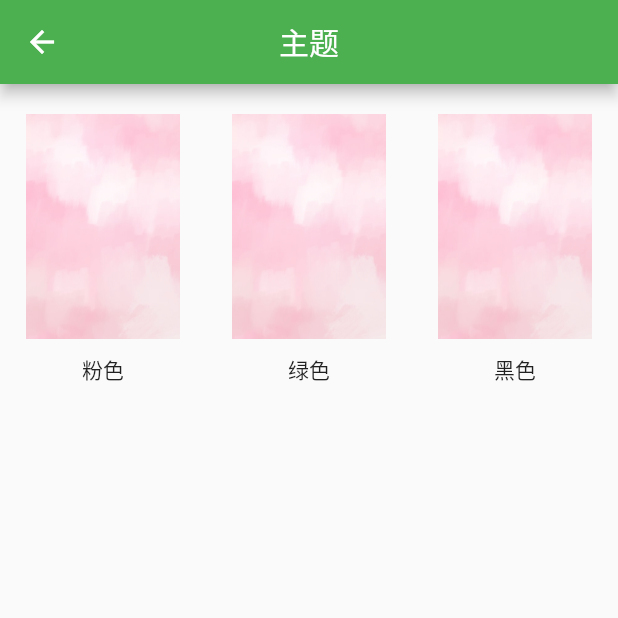
After one commit to wulaosan33/flutter_jianke_demo, a Flutter app: the ThemePage screen opened directly, on a phone screen of 412 x 824 dp, the top half of it. The commit adds this screen. Run offline on Flutter 3.47's test engine with Material 2 defaults, Android fonts, the phone set to English and light mode, and no system bars; our stand-ins replace event_bus, fluro, flutter_easyrefresh, fluttertoast, logger, rxdart; missing offline and left inert: provide; statements that could not run were skipped.

Commit message:
2020/8/3----主题页面

```diff
--- a/lib/controller/route/router_item.dart
+++ b/lib/controller/router/router_item.dart
@@ -17,5 +17,5 @@ class RouterItem {
   String provideModel;
 
   RouterItem(this.routerPath, this.widget,
-      {this.routerTitle, this.needLogin = true, this.provideModel = ''});
+      {this.routerTitle,  this.provideModel = ''});
 }
--- a/lib/main.dart
+++ b/lib/main.dart
@@ -1,9 +1,13 @@
 import 'package:flutter/material.dart';
+import 'package:untitled/controller/router/router_util.dart';
 import 'package:untitled/controller/store/index.dart';
 import 'package:untitled/model/config_state_model.dart';
 import 'package:untitled/pages/home/home_page.dart';
 
 void main() {
+
+  /// 配置路由
+  RouterUtil.initRoutes();
   runApp(Store.init(child: MainApp()));
 }
 
--- a/lib/pages/common/common_parent_page.dart
+++ b/lib/pages/common/common_parent_page.dart
@@ -6,10 +6,11 @@ import 'package:flutter/cupertino.dart';
 import 'package:flutter/material.dart';
 import 'package:flutter/services.dart';
 import 'package:untitled/controller/event/event_declaration.dart';
+import 'package:untitled/controller/router/router_util.dart';
 import 'package:untitled/pages/common/loading_page.dart';
 import 'package:untitled/utils/alert_util.dart';
 import 'package:untitled/utils/log_util.dart';
-import 'package:untitled/utils/route_util.dart';
+
 
 ///公共父页面
 // ignore: must_be_immutable
--- a/lib/pages/common/loading_page.dart
+++ b/lib/pages/common/loading_page.dart
@@ -3,8 +3,8 @@ import 'dart:async';
 import 'package:flutter/material.dart';
 import 'package:untitled/controller/event/event_declaration.dart';
 import 'package:untitled/controller/event/loading_event.dart';
+import 'package:untitled/controller/router/router_util.dart';
 import 'package:untitled/utils/log_util.dart';
-import 'package:untitled/utils/route_util.dart';
 
 StreamSubscription initLoadingDialog(BuildContext context) {
   LogUtil.get().w('初始化监听------------------------Loading---------------------');
--- a/lib/pages/home/home_page.dart
+++ b/lib/pages/home/home_page.dart
@@ -3,7 +3,6 @@ import 'package:flutter/material.dart';
 import 'package:untitled/pages/home/search_page.dart';
 import 'package:untitled/pages/home/user_page.dart';
 import 'package:untitled/pages/home/work_page.dart';
-import 'package:untitled/tool/color_tools.dart';
 import 'package:untitled/widgets/custom_tabbar_item.dart';
 
 /// 首页
--- a/lib/pages/home/search_page.dart
+++ b/lib/pages/home/search_page.dart
@@ -68,6 +68,7 @@ class _SearchPageState extends State<SearchPage> {
                 GestureDetector(
                   onTap: () {},
                   child: Container(
+
                   ),
                 ),
               ],
--- /dev/null
+++ b/lib/pages/home/theme/theme_page.dart
@@ -0,0 +1,56 @@
+import 'package:flutter/material.dart';
+import 'package:untitled/widgets/theme_widget.dart';
+
+/// 主题换肤页
+class ThemePage extends StatefulWidget {
+  @override
+  _ThemePageState createState() => _ThemePageState();
+}
+
+class _ThemePageState extends State<ThemePage> {
+  @override
+  void initState() {
+    // TODO: implement initState
+    super.initState();
+  }
+
+  @override
+  void dispose() {
+    super.dispose();
+  }
+
+  @override
+  // ignore: missing_return
+  Widget build(BuildContext context) {
+    double mSize = MediaQuery.of(context).size.width;
+    return Scaffold(
+      appBar: _themeAppbar(),
+      body: _themeBody(mSize),
+    );
+  }
+
+  _themeAppbar() {
+    return AppBar(
+      title: Text("主题"),
+      centerTitle: true,
+    );
+  }
+
+  _themeBody(double mSize) {
+    return Container(
+        margin: EdgeInsets.only(top: 20,bottom: 20),
+      child: ListView(
+        children: <Widget>[
+          Row(
+            mainAxisAlignment: MainAxisAlignment.spaceAround,
+            children: <Widget>[
+              ThemeWidget(mSize,"粉色","assets/images/pinkPic.jpg"),
+              ThemeWidget(mSize,"绿色","assets/images/pinkPic.jpg"),
+              ThemeWidget(mSize,"黑色","assets/images/pinkPic.jpg"),
+            ],
+          ),
+        ],
+      ),
+    );
+  }
+}
--- /dev/null
+++ b/lib/widgets/theme_widget.dart
@@ -0,0 +1,34 @@
+import 'package:flutter/cupertino.dart';
+import 'package:flutter/material.dart';
+
+// ignore: non_constant_identifier_names
+ThemeWidget(double mSize, String themeName, String imagePath,) {
+  return Column(
+    children: <Widget>[
+      GestureDetector(
+        onTap: (){
+
+        },
+        child: Container(
+          height: 150,
+          width: mSize / 4,
+          decoration: BoxDecoration(
+            image: DecorationImage(
+                image: AssetImage(imagePath),
+                /*填充方式*/
+                fit: BoxFit.cover,
+                /*磨砂效果*/
+                colorFilter: ColorFilter.mode(
+                  Colors.red[50].withOpacity(0.6),
+                  BlendMode.hardLight,
+                )),
+          ),
+        ),
+      ),
+      Container(
+        margin: EdgeInsets.only(top: 10),
+        child: Text(themeName),
+      )
+    ],
+  );
+}
```
Also changed, not shown: lib/controller/router/router_util.dart (added, +217 -0 lines), lib/utils/route_util.dart (deleted, +0 -156 lines), lib/widgets/drawer_view.dart (+9 -1 lines), assets/images/pinkPic.jpg (added).
